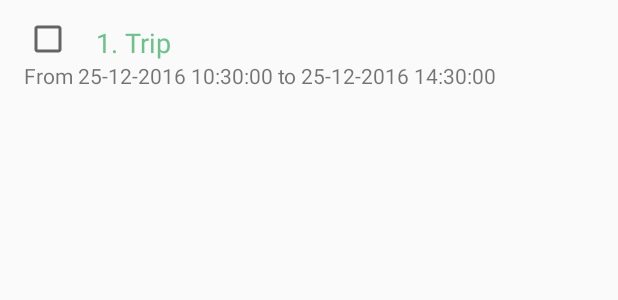
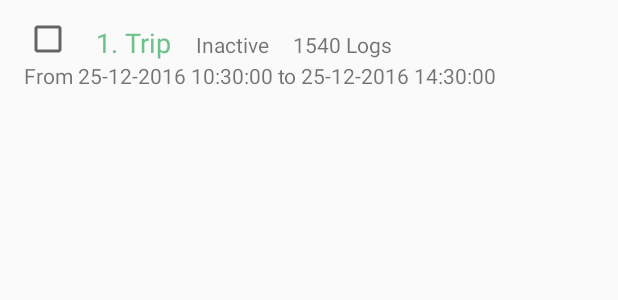
Before and after one commit to travelmapi/app-android, an Android app: the layout row_trip.xml on its own in the app's theme, with its tools: preview values and no code run, on a phone screen of 412 x 824 dp. Shown: the top 300 px of the screen. Run offline under Robolectric (Android 15) with nearby library versions, the phone set to English and light mode, and no system bars.

Commit message:
bug fixes

```diff
--- a/app/src/main/java/com/travelmapi/app/travelmapi_app/DateTimeDialogFragment.java
+++ b/app/src/main/java/com/travelmapi/app/travelmapi_app/DateTimeDialogFragment.java
@@ -59,6 +59,9 @@ public class DateTimeDialogFragment extends DialogFragment {
         mHour = Calendar.getInstance().get(Calendar.HOUR_OF_DAY);
         mMinute = Calendar.getInstance().get(Calendar.MINUTE);
 
+        //temporary fix to AM/PM problem
+        //TODO: Find workaround to AM/PM bug
+        mTime.setIs24HourView(true);
 
         mTime.setOnTimeChangedListener(new TimePicker.OnTimeChangedListener() {
             @Override
--- a/app/src/main/res/layout/row_trip.xml
+++ b/app/src/main/res/layout/row_trip.xml
@@ -19,6 +19,21 @@
         tools:text="1. Trip"
         />
     <TextView
+        android:id="@+id/row_trip_textview_active"
+        android:layout_width="wrap_content"
+        android:layout_height="wrap_content"
+        android:layout_toEndOf="@id/row_trip_textview_title"
+        android:layout_alignBaseline="@id/row_trip_textview_title"
+        android:layout_marginEnd="@dimen/activity_horizontal_margin"
+        tools:text="Inactive"/>
+    <TextView
+        android:id="@+id/row_trip_textview_logs"
+        android:layout_width="wrap_content"
+        android:layout_height="wrap_content"
+        android:layout_toEndOf="@id/row_trip_textview_active"
+        android:layout_alignBaseline="@id/row_trip_textview_active"
+        tools:text="1540 Logs"/>
+    <TextView
         android:id="@+id/row_trip_textview_dates"
         android:layout_width="match_parent"
         android:layout_height="wrap_content"
--- a/app/src/main/res/values/strings.xml
+++ b/app/src/main/res/values/strings.xml
@@ -44,4 +44,7 @@
     <string name="data_synchronization">Data Synchronization</string>
     <string name="synchronize_now">Synchronize now</string>
     <string name="update_speed">Update Speed</string>
+    <string name="settings_saved">Settings Saved</string>
+    <string name="inactive">Inactive</string>
+    <string name="active">Active</string>
 </resources>
```
Also changed, not shown: app/src/main/java/com/travelmapi/app/travelmapi_app/SettingsActivity.java (+8 -0 lines), app/src/main/java/com/travelmapi/app/travelmapi_app/TripDetailActivity.java (+10 -0 lines), app/src/main/java/com/travelmapi/app/travelmapi_app/TripRecyclerViewAdapter.java (+12 -1 lines), app/src/main/java/com/travelmapi/app/travelmapi_app/alarms/AlarmService.java (+2 -11 lines), app/src/main/java/com/travelmapi/app/travelmapi_app/models/TripHelper.java (added, +18 -0 lines), app/src/main/res/layout/activity_trip_detail.xml (+10 -0 lines).
